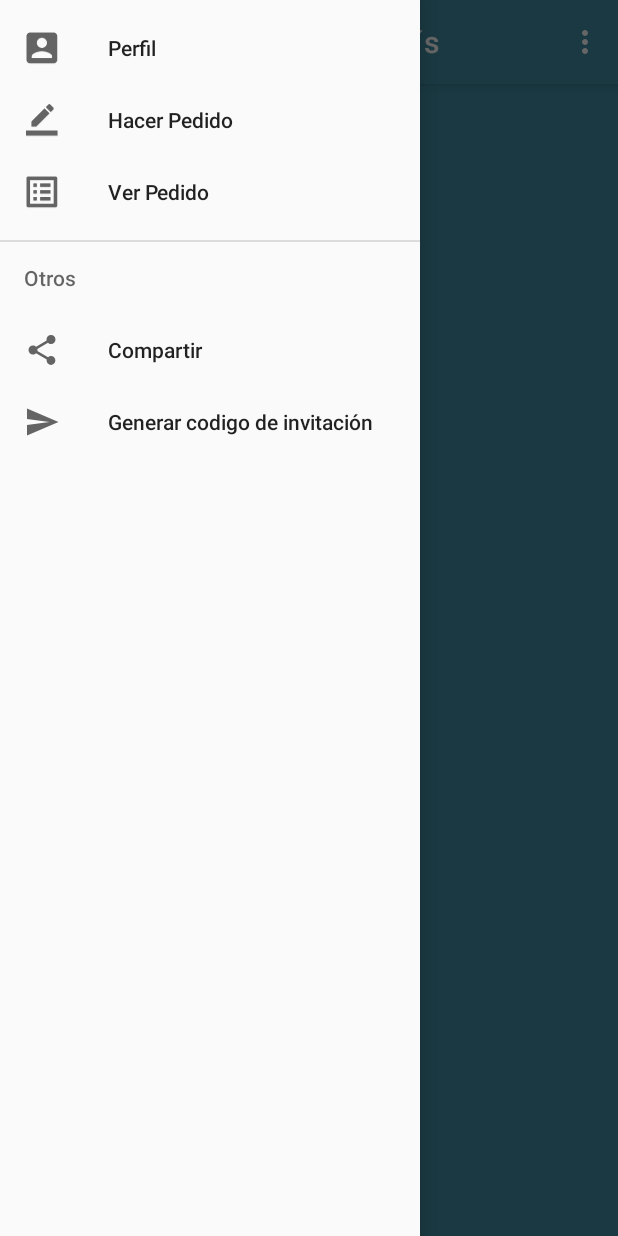
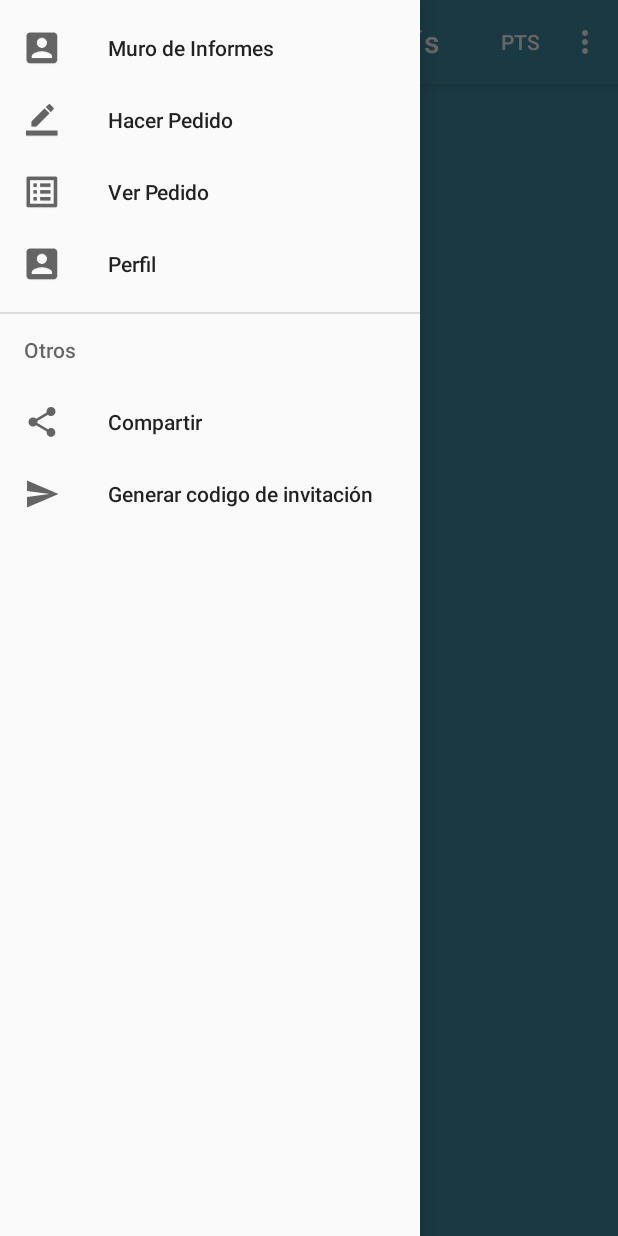
Before and after one commit to arevalocarloseduardo/Maggys, an Android app: the screen it shows after launch once a user with an empty profile is signed in (MenuActivity), with the side drawer open, on a phone screen of 412 x 824 dp. Run offline under Robolectric (Android 15) with nearby library versions, the phone set to English and light mode, and no system bars; our stand-ins replace Firebase (no records; nobody signed in at launch, a user with empty details on screens opened directly), Picasso; libraries missing offline, so code that uses them is left out: com.facebook.login; 4 statements that could not run were skipped.

```diff
--- a/app/src/main/java/com/appsmaggys/caear/appfuentedesodamaggys/MenuActivity.kt
+++ b/app/src/main/java/com/appsmaggys/caear/appfuentedesodamaggys/MenuActivity.kt
@@ -131,7 +131,8 @@ class MenuActivity : AppCompatActivity(), NavigationView.OnNavigationItemSelecte
     override fun onNavigationItemSelected(item: MenuItem): Boolean {
 
         when (item.itemId) {
-            R.id.nav_camera -> {irFragment(perfilFragment)}
+            R.id.nav_perfil -> {irFragment(perfilFragment)}
+            R.id.nav_camera -> {irFragment(menuFragment)}
             R.id.nav_gallery -> {irFragment(pedirFragment)}
             R.id.nav_slideshow -> { irFragment(pedidosFragment)}
             R.id.nav_share -> {}
--- a/app/src/main/java/com/appsmaggys/caear/appfuentedesodamaggys/RegisterWhiteFacebook.kt
+++ b/app/src/main/java/com/appsmaggys/caear/appfuentedesodamaggys/RegisterWhiteFacebook.kt
@@ -56,11 +56,12 @@ class RegisterWhiteFacebook : AppCompatActivity() {
             object : FacebookCallback<LoginResult>{
                 override fun onSuccess(result: LoginResult?) {
 
+                        card.visibility=View.VISIBLE
                         val intent2 = Intent(applicationContext, MenuActivity::class.java)
                         intent.flags= Intent.FLAG_ACTIVITY_CLEAR_TASK.or(Intent.FLAG_ACTIVITY_NEW_TASK)
                         startActivity(intent2)
                         traerToken(result?.accessToken)
-
+                        card.visibility=View.GONE
 
                 }
                 override fun onCancel() {
--- a/app/src/main/res/menu/activity_menu_drawer.xml
+++ b/app/src/main/res/menu/activity_menu_drawer.xml
@@ -7,7 +7,7 @@
         <item
                 android:id="@+id/nav_camera"
                 android:icon="@mipmap/ic_launcher_perfil"
-                android:title="Perfil"/>
+                android:title="Muro de Informes"/>
         <item
                 android:id="@+id/nav_gallery"
                 android:icon="@mipmap/ic_launcher_pedir"
@@ -16,6 +16,11 @@
                 android:id="@+id/nav_slideshow"
                 android:icon="@mipmap/ic_launcher_pedidos"
                 android:title="Ver Pedido"/>
+        <item
+                android:id="@+id/nav_perfil"
+                android:icon="@mipmap/ic_launcher_perfil"
+                android:title="Perfil"/>
+
     </group>
 
     <item android:title="Otros">
--- a/app/src/main/res/menu/menu.xml
+++ b/app/src/main/res/menu/menu.xml
@@ -1,6 +1,12 @@
 <?xml version="1.0" encoding="utf-8"?>
 <menu xmlns:android="http://schemas.android.com/apk/res/android"
       xmlns:app="http://schemas.android.com/apk/res-auto">
+
+    <item android:id="@+id/pts"
+          android:title="Pts"
+          android:orderInCategory="100"
+          app:showAsAction="always"/>
+
     <item android:id="@+id/action_settings"
           android:title="Salir de la cuenta"
           android:orderInCategory="100"
```
